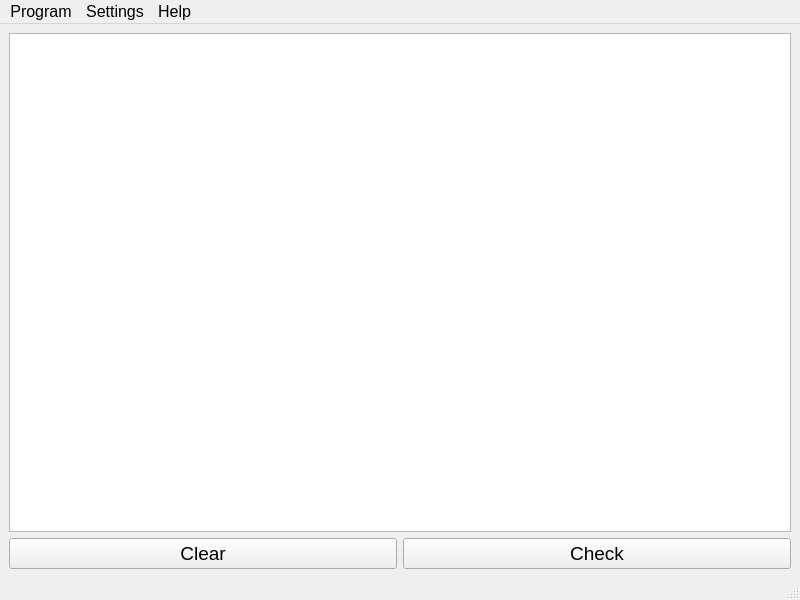
Before: the Qt Designer form views/main_view.ui in Hundtro/Litegram, drawn with Qt 5.
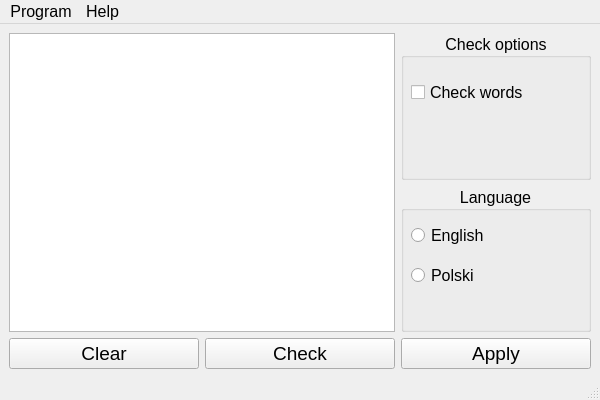
After: the same form once the commit is applied.

Commit message: Reimplement setting

The edit to the form file:
```diff
--- a/views/main_view.ui
+++ b/views/main_view.ui
@@ -6,8 +6,8 @@
    <rect>
     <x>0</x>
     <y>0</y>
-    <width>800</width>
-    <height>600</height>
+    <width>600</width>
+    <height>400</height>
    </rect>
   </property>
   <property name="windowTitle">
@@ -29,6 +29,91 @@
         </property>
        </widget>
       </item>
+      <item row="2" column="2">
+       <widget class="QPushButton" name="applyButton">
+        <property name="font">
+         <font>
+          <pointsize>14</pointsize>
+         </font>
+        </property>
+        <property name="text">
+         <string>Apply</string>
+        </property>
+       </widget>
+      </item>
+      <item row="0" column="2">
+       <layout class="QVBoxLayout" name="verticalLayout">
+        <item>
+         <widget class="QGroupBox" name="groupBoxCheck">
+          <property name="font">
+           <font>
+            <pointsize>12</pointsize>
+           </font>
+          </property>
+          <property name="title">
+           <string>Check options</string>
+          </property>
+          <property name="alignment">
+           <set>Qt::AlignCenter</set>
+          </property>
+          <widget class="QCheckBox" name="checkBoxWords">
+           <property name="geometry">
+            <rect>
+             <x>10</x>
+             <y>50</y>
+             <width>121</width>
+             <height>19</height>
+            </rect>
+           </property>
+           <property name="text">
+            <string>Check words</string>
+           </property>
+          </widget>
+         </widget>
+        </item>
+        <item>
+         <widget class="QGroupBox" name="groupBoxLanguage">
+          <property name="font">
+           <font>
+            <pointsize>12</pointsize>
+           </font>
+          </property>
+          <property name="title">
+           <string>Language</string>
+          </property>
+          <property name="alignment">
+           <set>Qt::AlignCenter</set>
+          </property>
+          <widget class="QRadioButton" name="radioButtonEnglish">
+           <property name="geometry">
+            <rect>
+             <x>10</x>
+             <y>40</y>
+             <width>121</width>
+             <height>19</height>
+            </rect>
+           </property>
+           <property name="text">
+            <string>English</string>
+           </property>
+          </widget>
+          <widget class="QRadioButton" name="radioButtonPolish">
+           <property name="geometry">
+            <rect>
+             <x>10</x>
+             <y>80</y>
+             <width>121</width>
+             <height>19</height>
+            </rect>
+           </property>
+           <property name="text">
+            <string>Polski</string>
+           </property>
+          </widget>
+         </widget>
+        </item>
+       </layout>
+      </item>
       <item row="2" column="1">
        <widget class="QPushButton" name="checkButton">
         <property name="font">
@@ -66,8 +151,8 @@
     <rect>
      <x>0</x>
      <y>0</y>
-     <width>800</width>
-     <height>34</height>
+     <width>600</width>
+     <height>22</height>
     </rect>
    </property>
    <property name="font">
@@ -87,12 +172,6 @@
     <addaction name="actionImport"/>
     <addaction name="actionExit"/>
    </widget>
-   <widget class="QMenu" name="menuSettings">
-    <property name="title">
-     <string>Settings</string>
-    </property>
-    <addaction name="actionOptions"/>
-   </widget>
    <widget class="QMenu" name="menuHelp">
     <property name="title">
      <string>Help</string>
@@ -100,7 +179,6 @@
     <addaction name="actionAbout"/>
    </widget>
    <addaction name="menuProgram"/>
-   <addaction name="menuSettings"/>
    <addaction name="menuHelp"/>
   </widget>
   <widget class="QStatusBar" name="statusBar"/>
```
Left out of the diff: 30 changed lines with no effect on the pictures. The commit also changes 7 other files.
